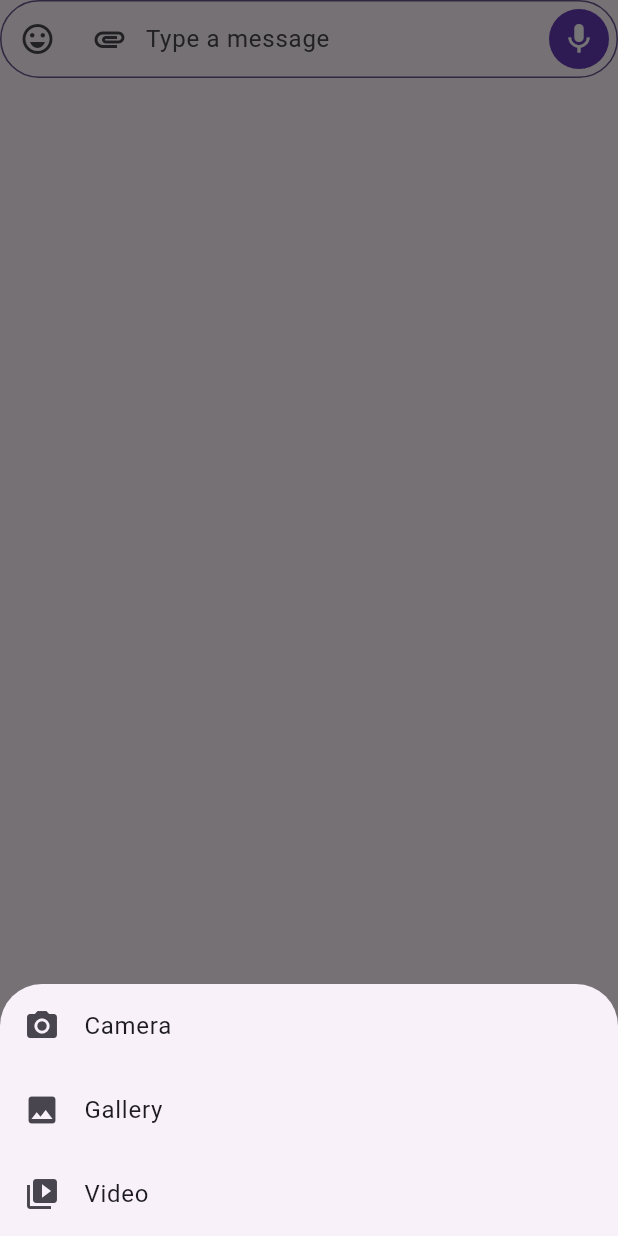
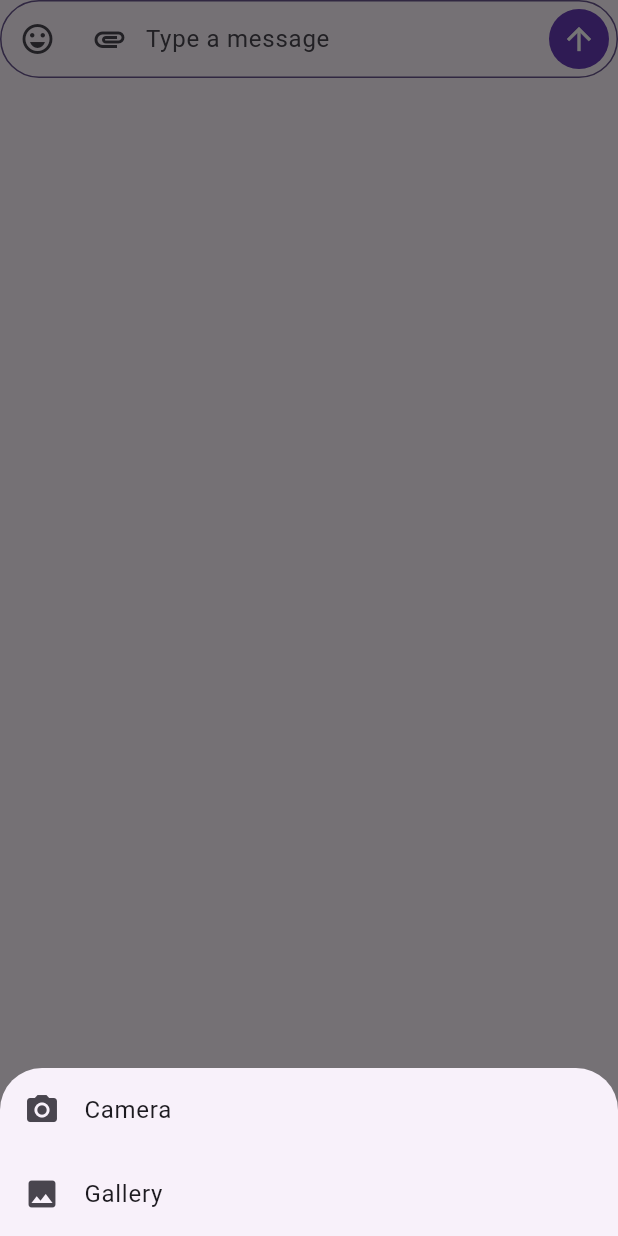
Before and after one commit to Kannangog/clicaa, a Flutter app: the BottomChatField widget shown alone on an empty page, opened directly with empty values, after a tap on the "attachment" icon, on a phone screen of 412 x 824 dp. Run offline on Flutter 3.47's test engine with Material 3 defaults, Android fonts, the phone set to English and light mode, and no system bars; our stand-ins replace adaptive_theme, audioplayers, cached_network_image, cloud_firestore, country_picker, date_format and 14 more; missing offline and left inert: cached_video_player_plus, flutter_chat_reactions, flutter_sound_record; accounts and stored records are empty.

Commit message:
removed audio and video sharing

```diff
--- a/lib/widgets/botton_chat_field.dart
+++ b/lib/widgets/botton_chat_field.dart
@@ -205,11 +205,7 @@ class _BottomChatFieldState extends State<BottomChatField> {
                                     title: const Text('Gallery'),
                                     onTap: () => selectImage(false),
                                   ),
-                                  ListTile(
-                                    leading: const Icon(Icons.video_library),
-                                    title: const Text('Video'),
-                                    onTap: selectVideo,
-                                  ),
+                                  // Removed the video library icon and its function.
                                 ],
                               ),
                             ),
@@ -234,8 +230,6 @@ class _BottomChatFieldState extends State<BottomChatField> {
                         )
                       : GestureDetector(
                           onTap: isShowSendButton ? sendTextMessage : null,
-                          onLongPress: isShowSendButton ? null : startRecording,
-                          onLongPressUp: stopRecording,
                           child: Container(
                             margin: const EdgeInsets.all(5),
                             padding: const EdgeInsets.all(8),
@@ -243,8 +237,8 @@ class _BottomChatFieldState extends State<BottomChatField> {
                               color: Colors.deepPurple,
                               borderRadius: BorderRadius.circular(30),
                             ),
-                            child: Icon(
-                              isShowSendButton ? Icons.arrow_upward : Icons.mic,
+                            child: const Icon(
+                              Icons.arrow_upward,
                               color: Colors.white,
                             ),
                           ),
--- a/lib/widgets/chat_list.dart
+++ b/lib/widgets/chat_list.dart
@@ -225,7 +225,8 @@ class _ChatListState extends State<ChatList> {
         });
 
         final messagesList = snapshot.data!;
-        return GroupedListView<MessageModel, DateTime>(
+        return Expanded(
+          child: GroupedListView<MessageModel, DateTime>(
             keyboardDismissBehavior: ScrollViewKeyboardDismissBehavior.onDrag,
             reverse: true,
             controller: _scrollController,
@@ -328,7 +329,7 @@ class _ChatListState extends State<ChatList> {
             final b = item2.timeSent;
             return b.compareTo(a);
           },
-        );
+         ) );
       },
     );
   }
```
Also changed, not shown: lib/screens/chat_screens/chat_screen.dart (+44 -2 lines), lib/screens/chat_screens/create_group_screen.dart (+9 -5 lines), 1 other file. Lines whose indentation alone changed are shown as unchanged.
